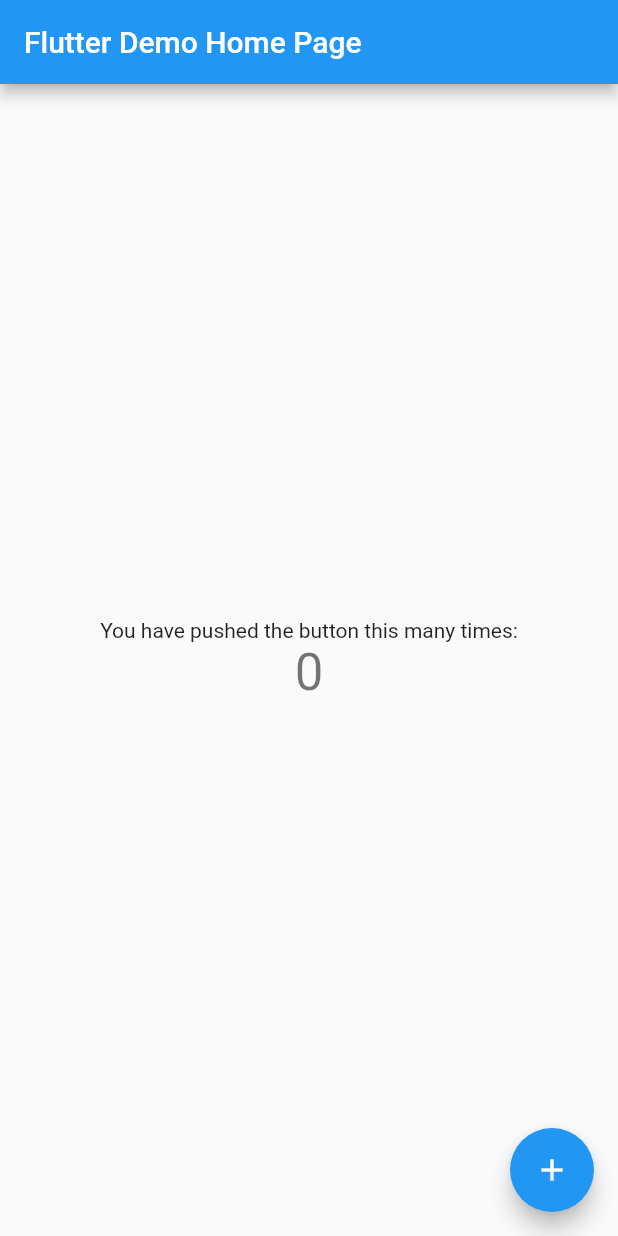
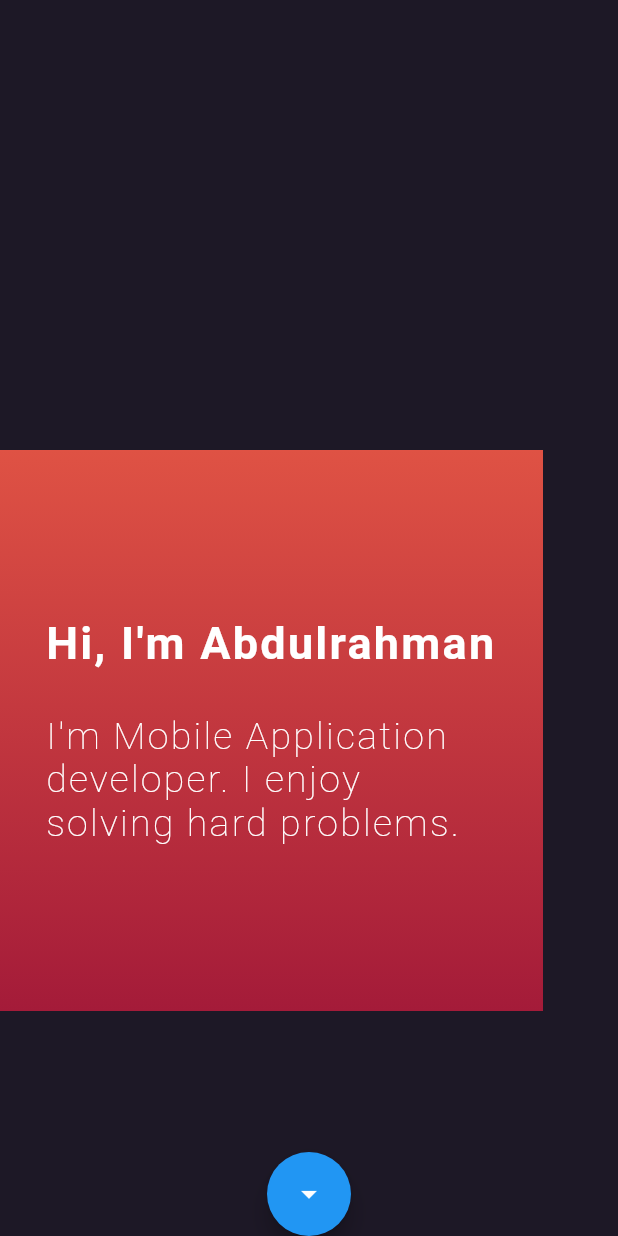
Before and after one commit to Awaleed/get_in_touch, a Flutter app: the screen it shows after launch, on a phone screen of 412 x 824 dp. Run offline on Flutter 3.47's test engine with Material 2 defaults, Android fonts, the phone set to English and light mode, and no system bars.

Commit message:
Adding the initial pages

```diff
--- /dev/null
+++ b/lib/customWidget/background.dart
@@ -0,0 +1,41 @@
+import 'package:flutter/material.dart';
+
+class MyScaffold extends StatelessWidget {
+  final Widget child;
+  MyScaffold({@required this.child});
+  @override
+  Widget build(BuildContext context) {
+    return SafeArea(
+      child: Column(
+        children: <Widget>[
+          SizedBox(height: 300),
+          Expanded(
+            child: Row(
+              mainAxisSize: MainAxisSize.max,
+              children: <Widget>[
+                Expanded(
+                  child: Container(
+                      padding: EdgeInsets.symmetric(horizontal: 30),
+                      decoration: BoxDecoration(
+                        gradient: LinearGradient(
+                          begin: Alignment.topCenter,
+                          end: Alignment.bottomCenter,
+                          colors: [Color(0xFFDF5244), Color(0xFFA41B39)],
+                        ),
+                      ),
+                      child: this.child),
+                ),
+                SizedBox(
+                  width: 50,
+                ),
+              ],
+            ),
+          ),
+          SizedBox(
+            height: 150,
+          )
+        ],
+      ),
+    );
+  }
+}
--- a/lib/main.dart
+++ b/lib/main.dart
@@ -1,4 +1,8 @@
 import 'package:flutter/material.dart';
+import 'package:get_in_touch/pages/about_me.dart';
+import 'package:get_in_touch/pages/caonnect..dart';
+import 'package:get_in_touch/pages/skills.dart';
+import 'package:get_in_touch/pages/works.dart';
 
 void main() => runApp(MyApp());
 
@@ -9,6 +13,7 @@
       title: 'Flutter Demo',
       theme: ThemeData(
         primarySwatch: Colors.blue,
+        scaffoldBackgroundColor: Color(0xFF1D1826),
       ),
       home: MyHomePage(title: 'Flutter Demo Home Page'),
     );
@@ -25,39 +30,84 @@
 }
 
 class _MyHomePageState extends State<MyHomePage> {
-  int _counter = 0;
+  PageController controller = PageController();
+  int currentPage = 0;
+  int numberOfPages = 3;
 
-  void _incrementCounter() {
+  int _nextPage() {
     setState(() {
-      _counter++;
+      if (currentPage == numberOfPages)
+        currentPage = numberOfPages;
+      else
+        ++currentPage;
     });
+    return currentPage;
+  }
+
+  int _previousPage() {
+    setState(() {
+      if (currentPage == 0)
+        currentPage = 0;
+      else
+        --currentPage;
+    });
+    return currentPage;
   }
 
   @override
   Widget build(BuildContext context) {
-    return Scaffold(
-      appBar: AppBar(
-        title: Text(widget.title),
+    return Stack(
+      children: [
+        Scaffold(
+          body: PageView(
+            onPageChanged: (int p) => setState(() => currentPage = p),
+            controller: controller,
+            scrollDirection: Axis.vertical,
+            children: <Widget>[
+              AboutMe(),
+              Skills(),
+              Works(),
+              Connect(),
+            ],
           ),
-      body: Center(
+        ),
+        SafeArea(
           child: Column(
-          mainAxisAlignment: MainAxisAlignment.center,
+            crossAxisAlignment: CrossAxisAlignment.stretch,
+            mainAxisAlignment: MainAxisAlignment.spaceBetween,
             children: <Widget>[
-            Text(
-              'You have pushed the button this many times:',
+              AnimatedOpacity(
+                child: FloatingActionButton(
+                  child: Icon(Icons.arrow_drop_up),
+                  onPressed: () {
+                    controller.animateToPage(
+                      _previousPage(),
+                      curve: Curves.linearToEaseOut,
+                      duration: Duration(milliseconds: 500),
+                    );
+                  },
                 ),
-            Text(
-              '$_counter',
-              style: Theme.of(context).textTheme.display1,
+                duration: Duration(milliseconds: 300),
+                opacity: (currentPage == 0) ? 0 : 1,
+              ),
+              AnimatedOpacity(
+                child: FloatingActionButton(
+                  child: Icon(Icons.arrow_drop_down),
+                  onPressed: () {
+                    controller.animateToPage(
+                      _nextPage(),
+                      curve: Curves.linearToEaseOut,
+                      duration: Duration(milliseconds: 500),
+                    );
+                  },
+                ),
+                duration: Duration(milliseconds: 300),
+                opacity: (currentPage == numberOfPages) ? 0 : 1,
               ),
             ],
           ),
         ),
-      floatingActionButton: FloatingActionButton(
-        onPressed: _incrementCounter,
-        tooltip: 'Increment',
-        child: Icon(Icons.add),
-      ),
+      ],
     );
   }
 }
--- /dev/null
+++ b/lib/pages/about_me.dart
@@ -0,0 +1,34 @@
+import 'package:flutter/material.dart';
+import 'package:get_in_touch/customWidget/background.dart';
+
+class AboutMe extends StatelessWidget {
+  @override
+  Widget build(BuildContext context) {
+    return Scaffold(
+        body: MyScaffold(
+      child: Column(
+        mainAxisAlignment: MainAxisAlignment.center,
+        crossAxisAlignment: CrossAxisAlignment.start,
+        children: <Widget>[
+          Text(
+            'Hi, I\'m Abdulrahman',
+            style: TextStyle(
+                color: Colors.white,
+                fontSize: 30,
+                fontWeight: FontWeight.bold,
+                letterSpacing: 1.5),
+          ),
+          SizedBox(height: 30),
+          Text(
+            'I\'m Mobile Application developer. I enjoy solving hard problems.',
+            style: TextStyle(
+                color: Colors.white,
+                fontWeight: FontWeight.w100,
+                fontSize: 25,
+                letterSpacing: 1.5),
+          ),
+        ],
+      ),
+    ));
+  }
+}
```
Also changed, not shown: lib/pages/caonnect..dart (added, +10 -0 lines), lib/pages/skills.dart (added, +10 -0 lines), lib/pages/works.dart (added, +10 -0 lines). Lines whose indentation alone changed are shown as unchanged.
